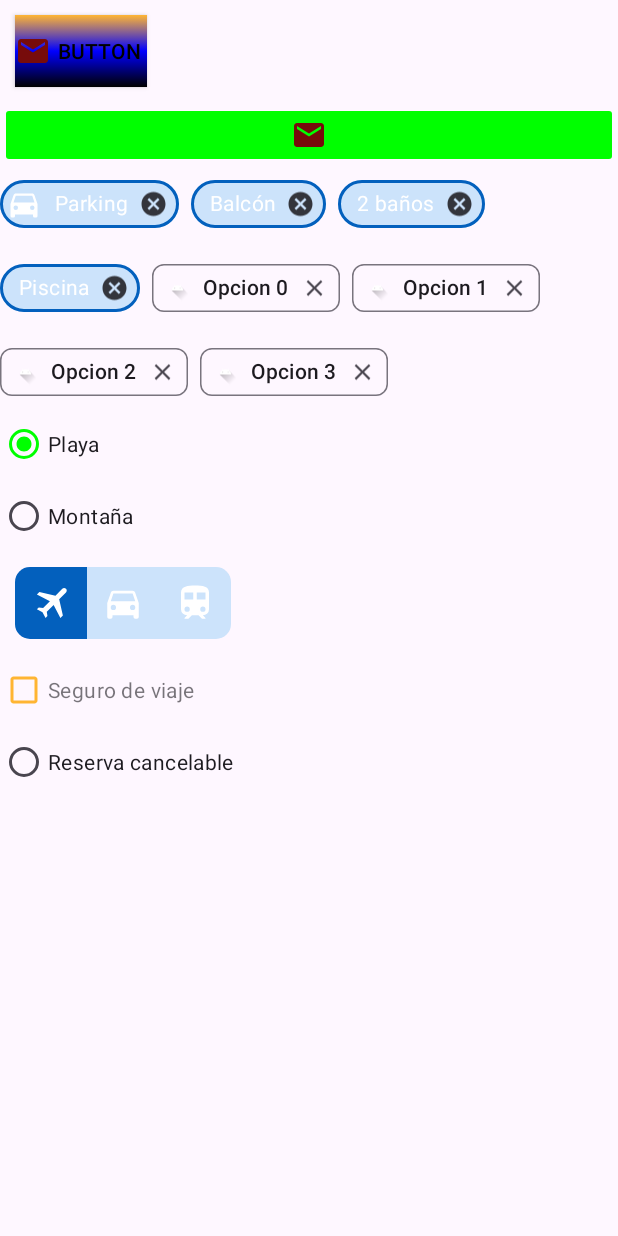
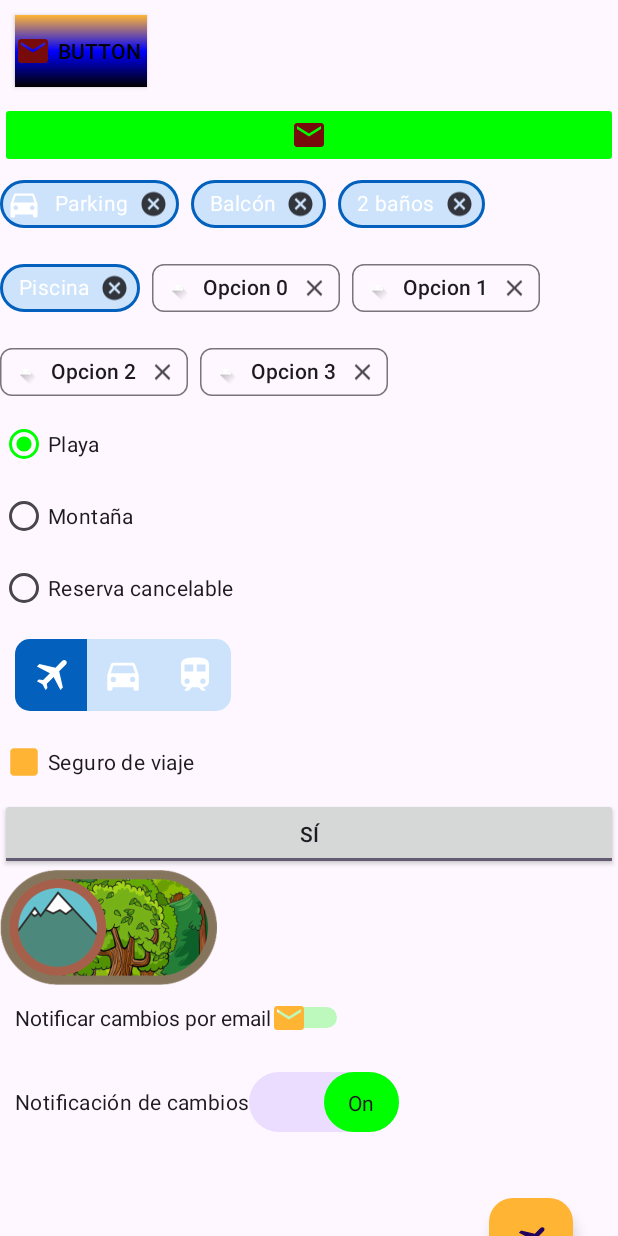
Before and after one commit to As1ss/Ejemplos-Estructura, an Android app: the screen it shows after launch (Buttons), after a tap on "Playa", on a phone screen of 412 x 824 dp. Run offline under Robolectric (Android 15) with nearby library versions, the phone set to English and light mode, and no system bars.

Commit message:
Ejemplos Switch , FloatingActionButtons y eventos desde código

```diff
--- a/app/src/main/java/com/example/empty_proyect/Buttons.kt
+++ b/app/src/main/java/com/example/empty_proyect/Buttons.kt
@@ -4,14 +4,19 @@ import android.content.Intent
 import android.os.Bundle
 import android.view.View
 import android.widget.Button
+import android.widget.CheckBox
 import android.widget.ImageButton
 import android.widget.RadioButton
 import android.widget.RadioGroup
+import android.widget.Switch
 import android.widget.Toast
+import android.widget.ToggleButton
 import androidx.appcompat.app.AppCompatActivity
 import androidx.core.content.ContextCompat
 import com.google.android.material.chip.Chip
 import com.google.android.material.chip.ChipGroup
+import com.google.android.material.floatingactionbutton.FloatingActionButton
+import java.nio.file.Files
 
 class Buttons : AppCompatActivity() {
 
@@ -31,15 +36,15 @@ class Buttons : AppCompatActivity() {
         val imageButton = findViewById<ImageButton>(R.id.imageButton)
 
         //Muestra un mesnaje e una pequeña ventana emergente
-        imageButton.setOnClickListener{
-            Toast.makeText(this,"ImageButton pulsada",Toast.LENGTH_SHORT).show()
+        imageButton.setOnClickListener {
+            Toast.makeText(this, "ImageButton pulsada", Toast.LENGTH_SHORT).show()
         }
         //Instanciado del objeto ChipGroup que sirve para albergar una serie de objetos Chip
         val cgCondiciones = findViewById<ChipGroup>(R.id.cg_condiciones)
 
         //Instanciado del objeto Chip al que iremos añadiendo al ChipGroup mediante un bucle
         var chip: Chip
-        for (i in 0 until cgCondiciones.childCount){
+        for (i in 0 until cgCondiciones.childCount) {
 
             //Casteamos el objeto Chip a cada objeto View que obtendremos gracias al método getChildAt()
             chip = cgCondiciones.getChildAt(i) as Chip
@@ -48,18 +53,19 @@ class Buttons : AppCompatActivity() {
                 this.textAlignment = View.TEXT_ALIGNMENT_CENTER //Alineación del texto al centro
 
                 //Evento que hará que si pulsamos sobre el icono <x> se elimine dicho objeto Chip de la lista
-                this.setOnCloseIconClickListener{
+                this.setOnCloseIconClickListener {
                     cgCondiciones.removeView(it)
                 }
             }
             //Evento que mostrará en una ventana emergente un texto con el nombre descriptivo del objeto Chip
-            chip.setOnClickListener{it as Chip //Casteo de view a Chip para poder acceder al .text
-                Toast.makeText(this,"${it.text} pulsado",Toast.LENGTH_SHORT).show()
+            chip.setOnClickListener {
+                it as Chip //Casteo de view a Chip para poder acceder al .text
+                Toast.makeText(this, "${it.text} pulsado", Toast.LENGTH_SHORT).show()
             }
             //Instanciado de un objeto Chip para añadirlo a la colección del ChipGroup
-            val chipNew:Chip = Chip(this)
-            chipNew.text ="Opcion ${i}"
-            chipNew.chipIcon = ContextCompat.getDrawable(this,R.drawable.ic_launcher_foreground)
+            val chipNew: Chip = Chip(this)
+            chipNew.text = "Opcion ${i}"
+            chipNew.chipIcon = ContextCompat.getDrawable(this, R.drawable.ic_launcher_foreground)
             chipNew.isCloseIconVisible = true
             chipNew.isClickable = true
             chipNew.isCheckable = true
@@ -67,28 +73,89 @@ class Buttons : AppCompatActivity() {
             //Casteo de objeto Chip a View para poder añadirlo al ChipGroup
             cgCondiciones.addView(chipNew as View)
             //Mismo evento que en los anteriores, casteo de Chip a View para poder eliminarlo si presionas la x
-            chipNew.setOnCloseIconClickListener{
+            chipNew.setOnCloseIconClickListener {
                 cgCondiciones.removeView(chipNew as View)
             }
         }
 
+        //Instanciado del objeto RadioGroup
         val rGVacaciones = findViewById<RadioGroup>(R.id.rGVacaciones)
 
+        //Instanciado de un objeto View en la posicion 1 de los hijos del RadioGroup
         val rbMontaña = rGVacaciones.getChildAt(1)
 
+        //Activar el RadioButton
         rGVacaciones.check(rbMontaña.id)
 
+
+        //Instanciamos un objeto de tipo CheckBox
+
+        val cBSeguro = findViewById<CheckBox>(R.id.cBSeguro)
+        //Lo habilitamos y lo marcamos
+        cBSeguro.isEnabled = true
+        cBSeguro.isChecked = true
+
+        //Instanciado de un objeto de tipo ToggleButton
+        val tBNormal = findViewById<ToggleButton>(R.id.tBNormal)
+        //Marcamos el ToggleButton
+        tBNormal.isChecked = true
+        //Creamos un evento especial de los ToggleButton que evaluan si esta marcado o no
+        tBNormal.setOnCheckedChangeListener { _, isChecked ->
+            if (isChecked) {
+                Toast.makeText(this, "Toggle Activado", Toast.LENGTH_SHORT).show()
+            } else
+                Toast.makeText(this, "Toggle desactivado", Toast.LENGTH_SHORT).show()
+        }
+
+        //Instanciamos el objeto Switch
+        val sBNormal = findViewById<Switch>(R.id.sBNormal)
+        sBNormal.setOnCheckedChangeListener { _, isChecked ->
+            if (isChecked) {
+                Toast.makeText(this, "Switch Activadolf", Toast.LENGTH_SHORT).show()
+            } else Toast.makeText(this, "Switch Desactivadolf", Toast.LENGTH_SHORT).show()
+        }
+
+        val fabButton= findViewById<FloatingActionButton>(R.id.fabButton)
+        fabButton.setOnClickListener{
+            Toast.makeText(this,"Floating Action Button presionado",Toast.LENGTH_SHORT).show()
+            val intent = Intent(this, MainActivity::class.java)
+            startActivity(intent)
+        }
+    }
+
+    //Método que muestra un mensaje según este uno u otro RadioButton marcado
+    fun eventsOnButtons(view: View) {
+        if (view is RadioButton) {
+            if (view.isChecked) {
+                when (view.id) {
+                    R.id.rBPlaya -> Toast.makeText(this, "Vamos a la playa", Toast.LENGTH_SHORT)
+                        .show()
+
+                    else -> Toast.makeText(this, "Vamos a la montaña", Toast.LENGTH_SHORT).show()
+                }
             }
+        }
+        if (view is CheckBox) {
+            when (view.id) {
+                R.id.cBSeguro -> {
+                    if (view.isChecked) {
+                        Toast.makeText(this, "Seguro de viaje solicitado", Toast.LENGTH_SHORT)
+                            .show()
+                    } else
+                        Toast.makeText(this, "Seguro de viaje anulado", Toast.LENGTH_SHORT).show()
+                }
 
+                R.id.cbCancelable -> {
+                    if (view.isChecked) {
+                        Toast.makeText(this, "Reserva cancelable solicitada", Toast.LENGTH_SHORT)
+                            .show()
 
-    fun onRadioButtonClicked (view: View){
-        if (view is RadioButton){
-           if(view.isChecked){
-               when (view.id){
-                   R.id.rBPlaya -> Toast.makeText(this,"Vamos a la playa",Toast.LENGTH_SHORT).show()
-                       else-> Toast.makeText(this,"Vamos a la montaña",Toast.LENGTH_SHORT).show()
-               }
-           }
+                    } else
+                        Toast.makeText(this, "Reserva cancelable anulada", Toast.LENGTH_SHORT)
+                            .show()
+                }
+
+            }
         }
     }
 }
--- /dev/null
+++ b/app/src/main/res/drawable/sw_thumb.xml
@@ -0,0 +1,21 @@
+<?xml version="1.0" encoding="utf-8"?>
+<selector xmlns:android="http://schemas.android.com/apk/res/android">
+    <item android:state_checked="true">
+        <shape android:shape="rectangle">
+            <solid android:color="#fff"></solid>
+            <size android:width="50dp"
+                android:height="40dp"></size>
+            <corners android:radius="40dp"></corners>
+            <stroke android:width="2dp" android:color="@color/blue_dark"></stroke>
+        </shape>
+    </item>
+    <item android:state_checked="false">
+        <shape android:shape="rectangle">
+            <solid android:color="#fff"></solid>
+            <size android:width="50dp"
+                android:height="40dp"></size>
+            <corners android:radius="40dp"></corners>
+            <stroke android:width="2dp" android:color="@color/gray"></stroke>
+        </shape>
+    </item>
+</selector>
--- /dev/null
+++ b/app/src/main/res/drawable/sw_track.xml
@@ -0,0 +1,15 @@
+<?xml version="1.0" encoding="utf-8"?>
+<selector xmlns:android="http://schemas.android.com/apk/res/android">
+    <item android:state_checked="true">
+        <shape android:shape="rectangle">
+            <solid android:color="@color/blue_dark"></solid>
+            <corners android:radius="200dp"></corners>
+        </shape>
+    </item>
+    <item android:state_checked="false">
+        <shape android:shape="rectangle">
+            <solid android:color="@color/gray"></solid>
+            <corners android:radius="200dp"></corners>
+        </shape>
+    </item>
+</selector>
--- a/app/src/main/res/drawable/tb_custom_bg.xml
+++ b/app/src/main/res/drawable/tb_custom_bg.xml
@@ -1,4 +1,8 @@
 <?xml version="1.0" encoding="utf-8"?>
-<selector xmlns:android="http://schemas.android.com/apk/res/android">
+<selector xmlns:android="http://schemas.android.com/apk/res/android"
+    android:enterFadeDuration="@android:integer/config_shortAnimTime"
+    android:exitFadeDuration="@android:integer/config_shortAnimTime">
 
+<item android:drawable="@drawable/tg_beach" android:state_checked="true"/>
+    <item android:drawable="@drawable/tg_mountain" android:state_checked="false"/>
 </selector>
--- a/app/src/main/res/layout/activity_buttons.xml
+++ b/app/src/main/res/layout/activity_buttons.xml
@@ -7,7 +7,7 @@
 
     <LinearLayout
         android:layout_width="match_parent"
-        android:layout_height="wrap_content"
+        android:layout_height="match_parent"
         android:orientation="vertical">
 
         <android.widget.Button
@@ -78,7 +78,7 @@
                 android:layout_height="wrap_content"
                 android:buttonTint="@color/orange"
                 android:checked="true"
-                android:onClick="onRadioButtonClicked"
+                android:onClick="eventsOnButtons"
                 android:text="Playa" />
 
 
@@ -88,11 +88,18 @@
                 android:layout_width="wrap_content"
                 android:layout_height="wrap_content"
                 android:text="Montaña"
-                android:onClick="onRadioButtonClicked"
+                android:onClick="eventsOnButtons"
 
                 />
 
-
+            <CheckBox
+                android:id="@+id/cbCancelable"
+                android:layout_width="match_parent"
+                android:layout_height="wrap_content"
+                android:button="@drawable/cb_custom"
+                android:buttonTint="@color/orange"
+                android:onClick="eventsOnButtons"
+                android:text="Reserva cancelable" />
 
 
         </RadioGroup>
@@ -138,13 +145,60 @@
             android:buttonTint="@color/orange"
             android:text="Seguro de viaje"
             android:enabled="false"
+            android:onClick="eventsOnButtons"
             />
-        <CheckBox
-            android:id="@+id/cbCancelable"
+
+        <ToggleButton
+            android:id="@+id/tBNormal"
             android:layout_width="match_parent"
             android:layout_height="wrap_content"
-            android:buttonTint="@color/orange"
-            android:text="Reserva cancelable"
-            android:button="@drawable/cb_custom"/>
+            android:text=""
+            android:textOn="Sí"
+            android:textOff="No"
+
+            />
+        <ToggleButton
+            android:id="@+id/tBCustom"
+            android:layout_width="wrap_content"
+            android:layout_height="wrap_content"
+            android:background="@drawable/tb_custom_bg"
+            android:textOff="@null"
+            android:textOn="@null"
+            />
+
+        <Switch
+            android:id="@+id/sBNormal"
+            android:layout_width="wrap_content"
+            android:layout_height="wrap_content"
+            android:text="Notificar cambios por email"
+            android:layout_margin="10dp"
+            android:thumb="@drawable/baseline_email_24"
+            android:thumbTint="@color/orange"
+            android:trackTint="@color/green"/>
+
+        <androidx.appcompat.widget.SwitchCompat
+            android:id="@+id/sBCustom"
+            android:layout_width="wrap_content"
+            android:layout_height="wrap_content"
+            android:layout_margin="10dp"
+            android:text="Notificación de cambios"
+            app:showText="true"
+            android:checked="true"
+            android:thumb="@drawable/sw_thumb"
+            app:track="@drawable/sw_track"
+            android:textOff="Off"
+            android:textOn="On"
+           />
+
+        <com.google.android.material.floatingactionbutton.FloatingActionButton
+            android:id="@+id/fabButton"
+            android:layout_width="match_parent"
+            android:layout_height="wrap_content"
+            android:clickable="true"
+            app:srcCompat="@drawable/ic_airplane"
+            android:layout_margin="30dp"
+            android:layout_gravity="right"
+            android:backgroundTint="@color/orange"/>
     </LinearLayout>
+
 </ScrollView>
```
